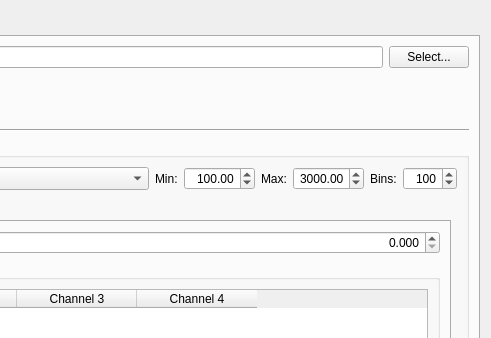
The window that settingsdialog.ui (MichaelColonel/BeamComposition-Linux) describes before a commit, drawn with Qt 5; both pictures show x 401 to 892 and y 0 to 338 of the 892 by 626 pixel window.
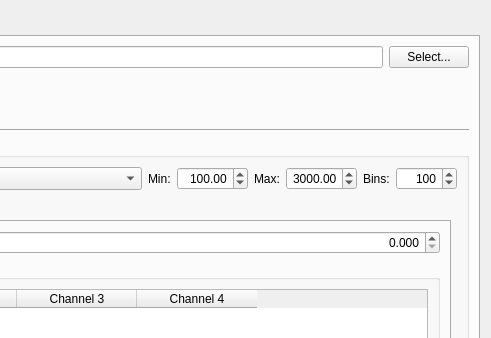
The same window after the commit. Icons and pictures are not drawn.

The edit to the form file:
```diff
--- a/settingsdialog.ui
+++ b/settingsdialog.ui
@@ -255,7 +255,7 @@
                  <number>50</number>
                 </property>
                 <property name="maximum">
-                 <number>4095</number>
+                 <number>10000</number>
                 </property>
                 <property name="value">
                  <number>100</number>
```
